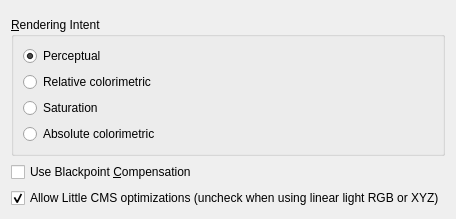
The window that krita/plugins/extensions/colorspaceconversion/wdgconvertcolorspace.ui (KDE/krita) describes before a commit, drawn with Qt 5.
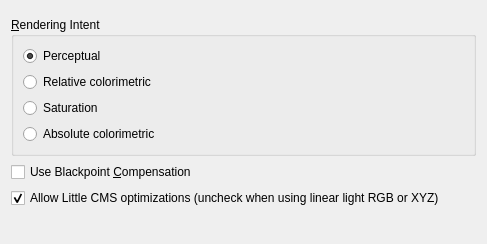
The same window after the commit. Custom widgets are drawn as their Qt base class.

Commit message:
Make cs-convert UI attempt to automatically determine when to uncheck optimise
This will have the optimisation flag turned off when you open the window from
a linear TRC colorspace. This should reduce the amount of user-error when
converting from a linear TRC to any other.

I couldn't get it to work for the other way around, but I am also not sure
if that's really necessary...

Diff of the .ui file:
```diff
--- a/krita/plugins/extensions/colorspaceconversion/wdgconvertcolorspace.ui
+++ b/krita/plugins/extensions/colorspaceconversion/wdgconvertcolorspace.ui
@@ -6,8 +6,8 @@
    <rect>
     <x>0</x>
     <y>0</y>
-    <width>399</width>
-    <height>183</height>
+    <width>487</width>
+    <height>244</height>
    </rect>
   </property>
   <property name="windowTitle">
```
Left out of the diff: 3 changed lines with no effect on the pictures. The commit also changes 1 other file.
